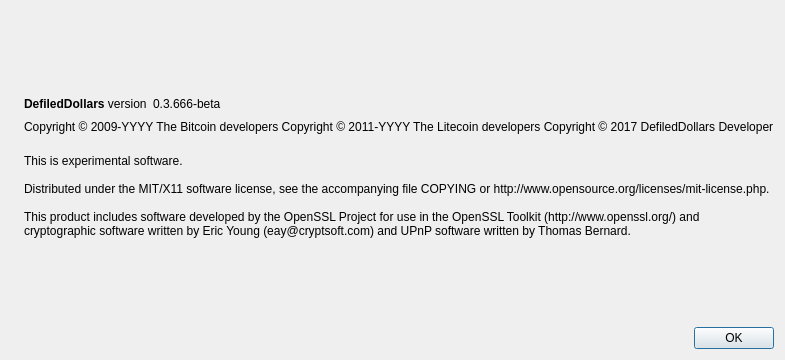
First picture: the form in src/qt/forms/aboutdialog.ui, repository swizzlestickscubed/defileddollars, before the edit.
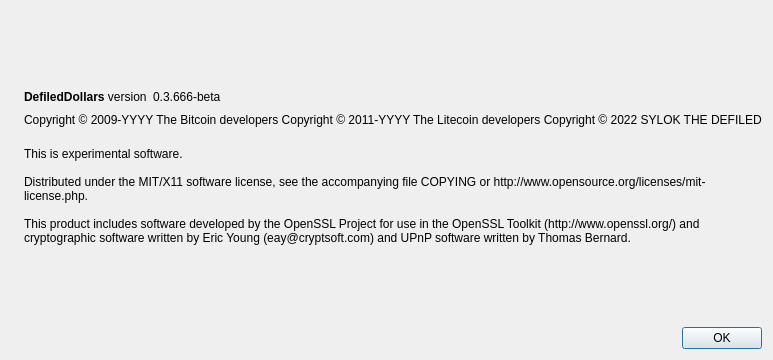
Second picture: the form after the edit. Icons and pictures are not drawn.

```diff
--- a/src/qt/forms/aboutdialog.ui
+++ b/src/qt/forms/aboutdialog.ui
@@ -93,7 +93,7 @@
        <property name="text">
         <string notr="true">Copyright &amp;copy; 2009-YYYY The Bitcoin developers
 Copyright &amp;copy; 2011-YYYY The Litecoin developers
-Copyright &amp;copy; 2017 DefiledDollars Developer</string>
+Copyright &amp;copy; 2022 SYLOK THE DEFILED</string>
        </property>
        <property name="textFormat">
         <enum>Qt::RichText</enum>
```
